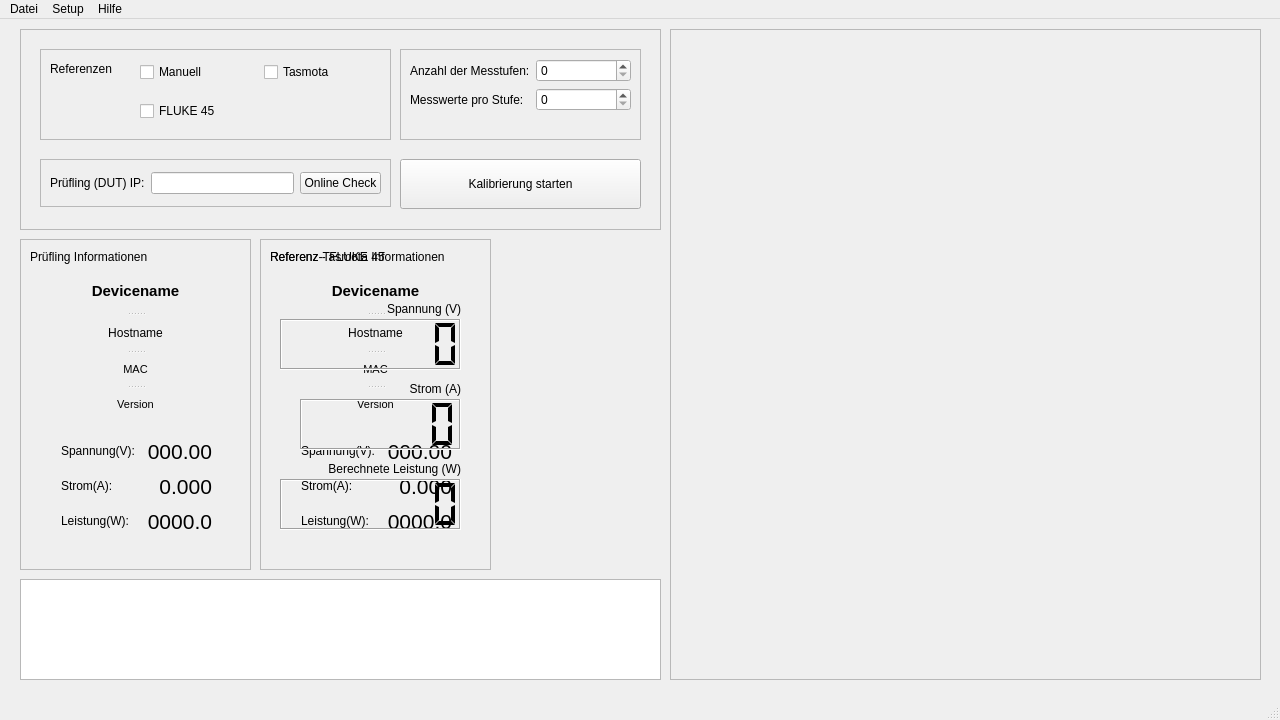
Above: main_gui.ui from Suitcasechild/AutoCal before the change. Below: the same form after it.
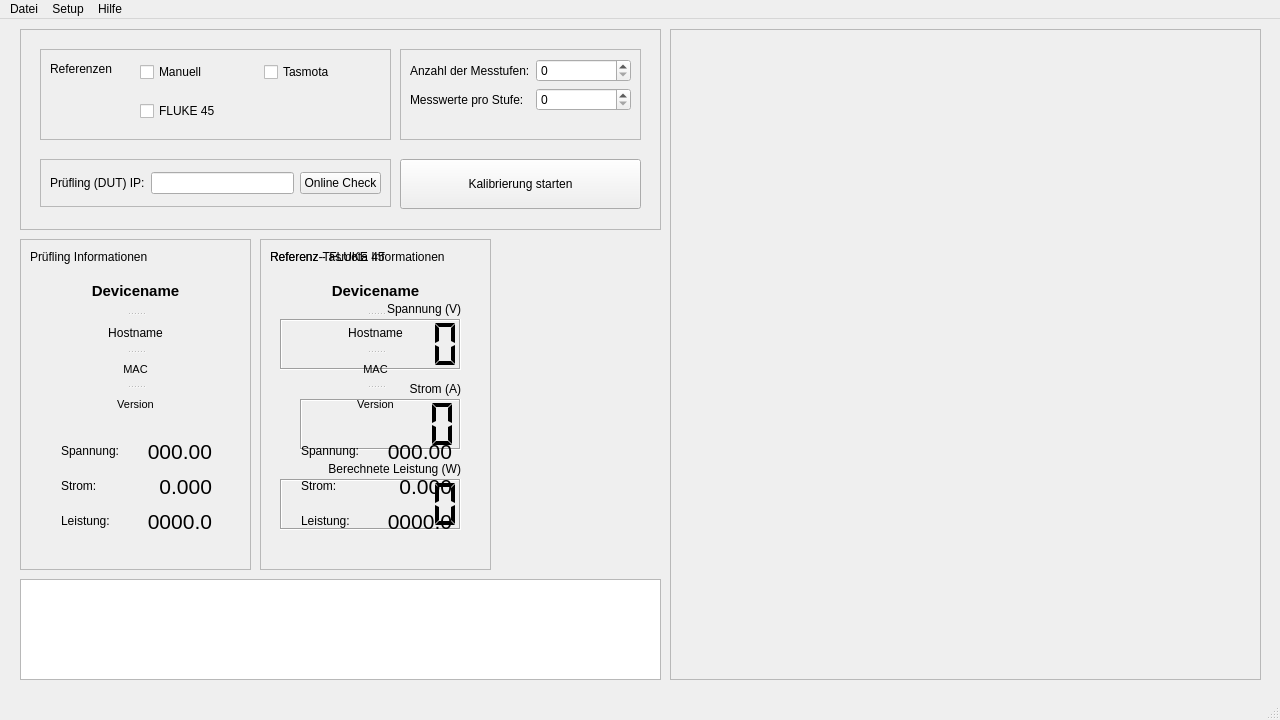
That is the form after the change.

Commit message: style: manuelles GUI Layout angepasst

The edit to the form file:
```diff
--- a/main_gui.ui
+++ b/main_gui.ui
@@ -356,7 +356,7 @@
       <item row="0" column="0">
        <widget class="QLabel" name="label_8">
         <property name="text">
-         <string>Spannung(V):</string>
+         <string>Spannung:</string>
         </property>
        </widget>
       </item>
@@ -382,7 +382,7 @@
       <item row="1" column="0">
        <widget class="QLabel" name="label_10">
         <property name="text">
-         <string>Strom(A):</string>
+         <string>Strom:</string>
         </property>
        </widget>
       </item>
@@ -408,7 +408,7 @@
       <item row="2" column="0">
        <widget class="QLabel" name="label_9">
         <property name="text">
-         <string>Leistung(W):</string>
+         <string>Leistung:</string>
         </property>
        </widget>
       </item>
@@ -694,7 +694,7 @@
       <item row="0" column="0">
        <widget class="QLabel" name="label_11">
         <property name="text">
-         <string>Spannung(V):</string>
+         <string>Spannung:</string>
         </property>
        </widget>
       </item>
@@ -720,7 +720,7 @@
       <item row="1" column="0">
        <widget class="QLabel" name="label_12">
         <property name="text">
-         <string>Strom(A):</string>
+         <string>Strom:</string>
         </property>
        </widget>
       </item>
@@ -746,7 +746,7 @@
       <item row="2" column="0">
        <widget class="QLabel" name="label_13">
         <property name="text">
-         <string>Leistung(W):</string>
+         <string>Leistung:</string>
         </property>
        </widget>
       </item>
@@ -772,12 +772,12 @@
      </layout>
     </widget>
    </widget>
+   <zorder>frame_fluke</zorder>
    <zorder>frame_tasref</zorder>
    <zorder>log_output</zorder>
    <zorder>frame</zorder>
    <zorder>frame_charts</zorder>
    <zorder>frame_info</zorder>
-   <zorder>frame_fluke</zorder>
   </widget>
   <widget class="QMenuBar" name="menubar">
    <property name="geometry">
```
